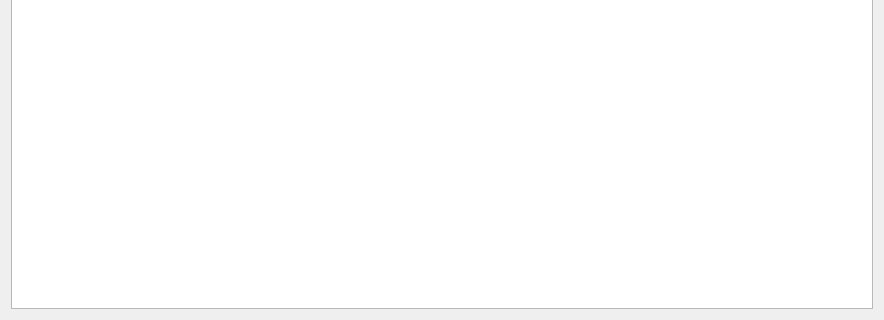
Above: wid_potninalogi.ui from bubi-luka/BubiRacun before the change; both pictures show x 0 to 884 and y 398 to 718 of the 884 by 718 pixel window. Below: the same form after it.
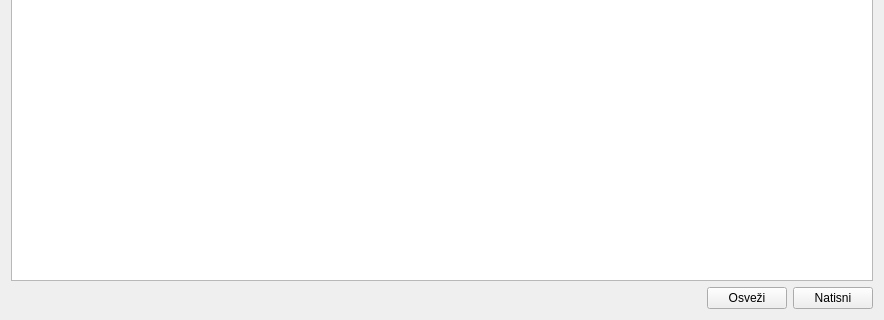
That is the form after the change.

Diff of the .ui file:
```diff
--- a/wid_potninalogi.ui
+++ b/wid_potninalogi.ui
@@ -144,6 +144,37 @@
      </property>
     </widget>
    </item>
+   <item>
+    <layout class="QHBoxLayout" name="horizontalLayout_2">
+     <item>
+      <spacer name="horizontalSpacer_3">
+       <property name="orientation">
+        <enum>Qt::Horizontal</enum>
+       </property>
+       <property name="sizeHint" stdset="0">
+        <size>
+         <width>40</width>
+         <height>20</height>
+        </size>
+       </property>
+      </spacer>
+     </item>
+     <item>
+      <widget class="QPushButton" name="btn_refresh">
+       <property name="text">
+        <string>Osveži</string>
+       </property>
+      </widget>
+     </item>
+     <item>
+      <widget class="QPushButton" name="btn_print">
+       <property name="text">
+        <string>Natisni</string>
+       </property>
+      </widget>
+     </item>
+    </layout>
+   </item>
   </layout>
  </widget>
  <resources/>
```
